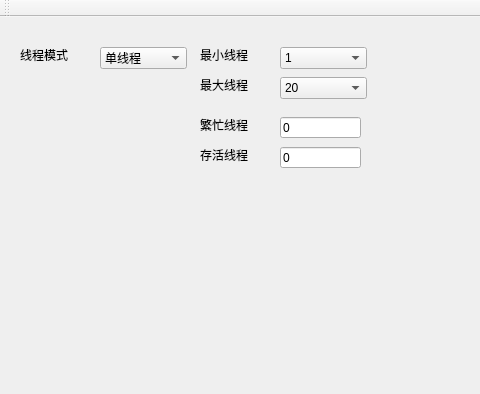
xiaoying1996/CyEngine, file Projects/EngineController/EngineController.ui: the form before one commit; both pictures show x 0 to 480 and y 0 to 394 of the 800 by 600 pixel window.
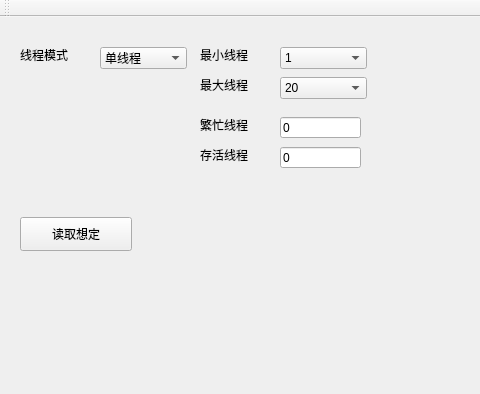
The form after the commit.

Commit message: Can Read Scenario

The edit to the form file:
```diff
--- a/Projects/EngineController/EngineController.ui
+++ b/Projects/EngineController/EngineController.ui
@@ -346,6 +346,19 @@
      <string>测试</string>
     </property>
    </widget>
+   <widget class="QPushButton" name="ReadScenarioBtn">
+    <property name="geometry">
+     <rect>
+      <x>20</x>
+      <y>200</y>
+      <width>112</width>
+      <height>34</height>
+     </rect>
+    </property>
+    <property name="text">
+     <string>读取想定</string>
+    </property>
+   </widget>
   </widget>
   <widget class="QMenuBar" name="menuBar">
    <property name="geometry">
```
The commit also changes 162 other files.
